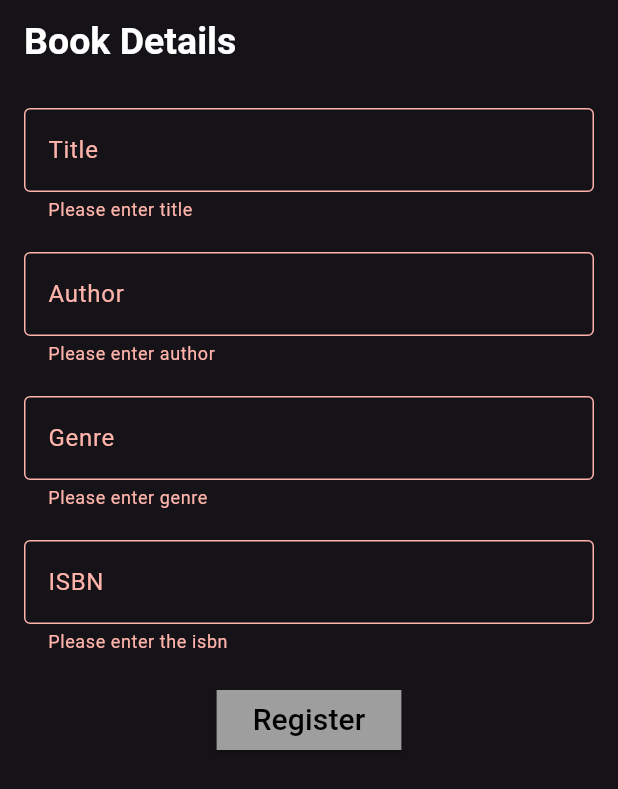
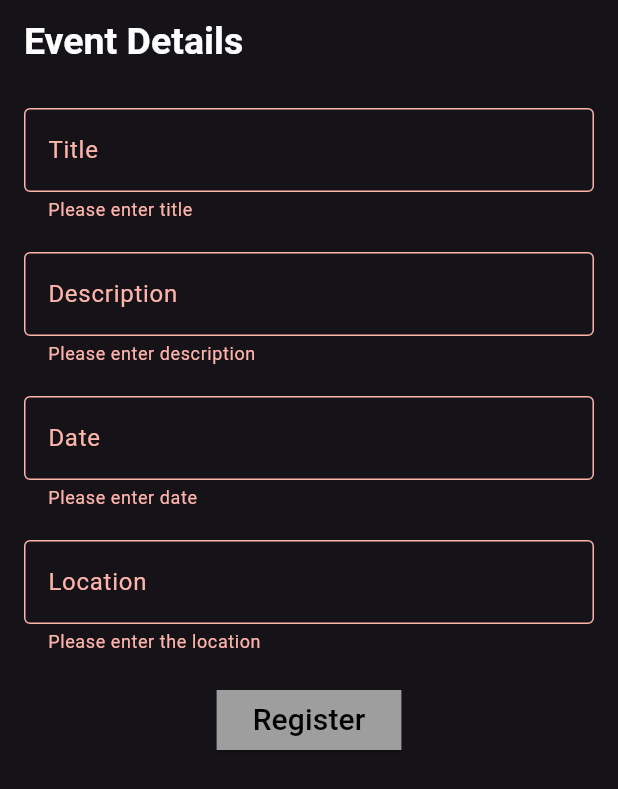
Before and after one commit to DiyaShajith/firebase-practice, a Flutter app: the screen it shows after launch, after a tap on "Register", on a phone screen of 412 x 824 dp. Shown: the top 789 px of the screen. Run offline on Flutter 3.47's test engine with Material 3 defaults, Android fonts, the phone set to English and light mode, and no system bars; our stand-ins replace cloud_firestore, firebase_core; accounts and stored records are empty.

```diff
--- /dev/null
+++ b/lib/event/eventadd.dart
@@ -0,0 +1,22 @@
+import 'package:cloud_firestore/cloud_firestore.dart';
+
+class Eventadd {
+  Future<String?> addEvent({
+    required String title,
+    required String description,
+    required String date,
+    required String loaction,
+  }) async {
+    try {
+      await FirebaseFirestore.instance.collection("event").add({
+        "title": title,
+        "description": description,
+        "date": date,
+        "location": loaction,
+      });
+      return "success";
+    } catch (e) {
+      return "Error adding";
+    }
+  }
+}
--- /dev/null
+++ b/lib/event/eventview.dart
@@ -0,0 +1,134 @@
+import 'package:flutter/foundation.dart';
+import 'package:flutter/material.dart';
+import 'package:todo_with_firebase/employeeform/empadd.dart';
+import 'package:todo_with_firebase/event/eventadd.dart';
+import 'package:todo_with_firebase/movie/movieadd.dart';
+
+class EventView extends StatefulWidget {
+  const EventView({super.key});
+
+  @override
+  State<EventView> createState() => _EventViewState();
+}
+
+class _EventViewState extends State<EventView> {
+  final TextEditingController _titleController = TextEditingController();
+  final TextEditingController _descriptionController = TextEditingController();
+  final TextEditingController _dateController = TextEditingController();
+  final TextEditingController _locationController = TextEditingController();
+  final _formKey = GlobalKey<FormState>();
+
+  @override
+  void dispose() {
+    _titleController.dispose();
+    _descriptionController.dispose();
+    _dateController.dispose();
+    _locationController.dispose();
+
+    super.dispose();
+  }
+
+  @override
+  Widget build(BuildContext context) {
+    return Scaffold(
+      appBar: AppBar(
+        title: const Text(
+          "Event Details",
+          style: TextStyle(
+              color: Colors.white, fontSize: 25, fontWeight: FontWeight.bold),
+        ),
+      ),
+      body: Padding(
+        padding: const EdgeInsets.all(16),
+        child: Form(
+          key: _formKey,
+          child: Column(
+            children: [
+              TextFormField(
+                controller: _titleController,
+                decoration: const InputDecoration(
+                    label: Text("Title"), border: OutlineInputBorder()),
+                validator: (value) {
+                  if (value == null || value.isEmpty) {
+                    return 'Please enter title';
+                  }
+                  return null;
+                },
+              ),
+              const SizedBox(
+                height: 20,
+              ),
+              TextFormField(
+                controller: _descriptionController,
+                decoration: const InputDecoration(
+                    label: Text("Description"), border: OutlineInputBorder()),
+                validator: (value) {
+                  if (value == null || value.isEmpty) {
+                    return 'Please enter description';
+                  }
+                  return null;
+                },
+              ),
+              const SizedBox(
+                height: 20,
+              ),
+              TextFormField(
+                controller: _dateController,
+                decoration: const InputDecoration(
+                    label: Text("Date"), border: OutlineInputBorder()),
+                validator: (value) {
+                  if (value == null || value.isEmpty) {
+                    return 'Please enter date';
+                  }
+                  return null;
+                },
+              ),
+              const SizedBox(
+                height: 20,
+              ),
+              TextFormField(
+                controller: _locationController,
+                decoration: const InputDecoration(
+                    label: Text("Location"), border: OutlineInputBorder()),
+                validator: (value) {
+                  if (value == null || value.isEmpty) {
+                    return 'Please enter the location';
+                  }
+                  return null;
+                },
+              ),
+              const SizedBox(
+                height: 20,
+              ),
+              ElevatedButton(
+                style: ElevatedButton.styleFrom(
+                    backgroundColor: Colors.grey,
+                    shape: const RoundedRectangleBorder()),
+                onPressed: () {
+                  if (_formKey.currentState!.validate()) {
+                    Eventadd().addEvent(
+                      title: _titleController.text,
+                      description: _descriptionController.text,
+                      date: _dateController.text,
+                      loaction: _locationController.text,
+                    );
+
+                    ScaffoldMessenger.of(context).showSnackBar(
+                      const SnackBar(
+                        content: Text('Registration Successful'),
+                      ),
+                    );
+                  }
+                },
+                child: const Text(
+                  "Register",
+                  style: TextStyle(color: Colors.black, fontSize: 20),
+                ),
+              ),
+            ],
+          ),
+        ),
+      ),
+    );
+  }
+}
--- a/lib/main.dart
+++ b/lib/main.dart
@@ -1,6 +1,7 @@
 import 'package:flutter/material.dart';
 import 'package:todo_with_firebase/book/bookview.dart';
 import 'package:todo_with_firebase/employeeform/emp.dart';
+import 'package:todo_with_firebase/event/eventview.dart';
 import 'package:todo_with_firebase/movie/movieview.dart';
 import 'package:todo_with_firebase/recipe/recipeview.dart';
 import 'package:todo_with_firebase/registerform/registerview.dart';
@@ -30,7 +31,7 @@ class MyApp extends StatelessWidget {
             seedColor: Colors.deepPurple, brightness: Brightness.dark),
         useMaterial3: true,
       ),
-      home: const BookView(),
+      home: const EventView(),
     );
   }
 }
```
